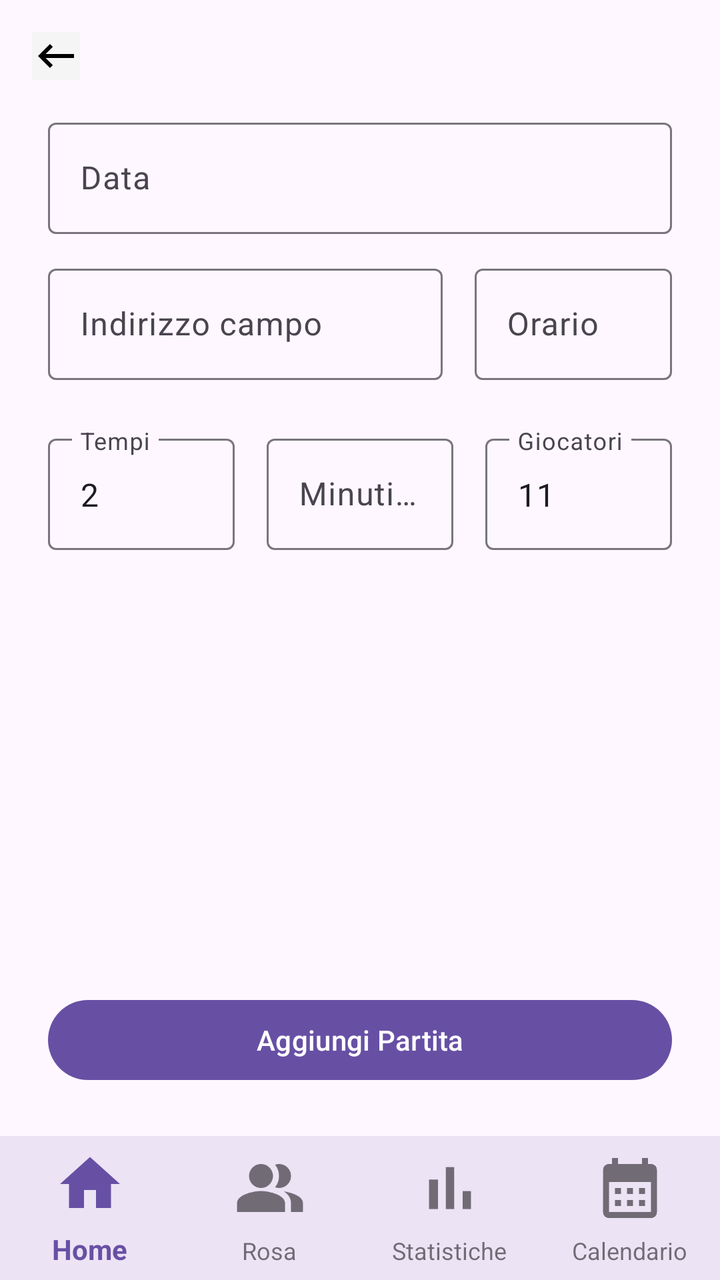
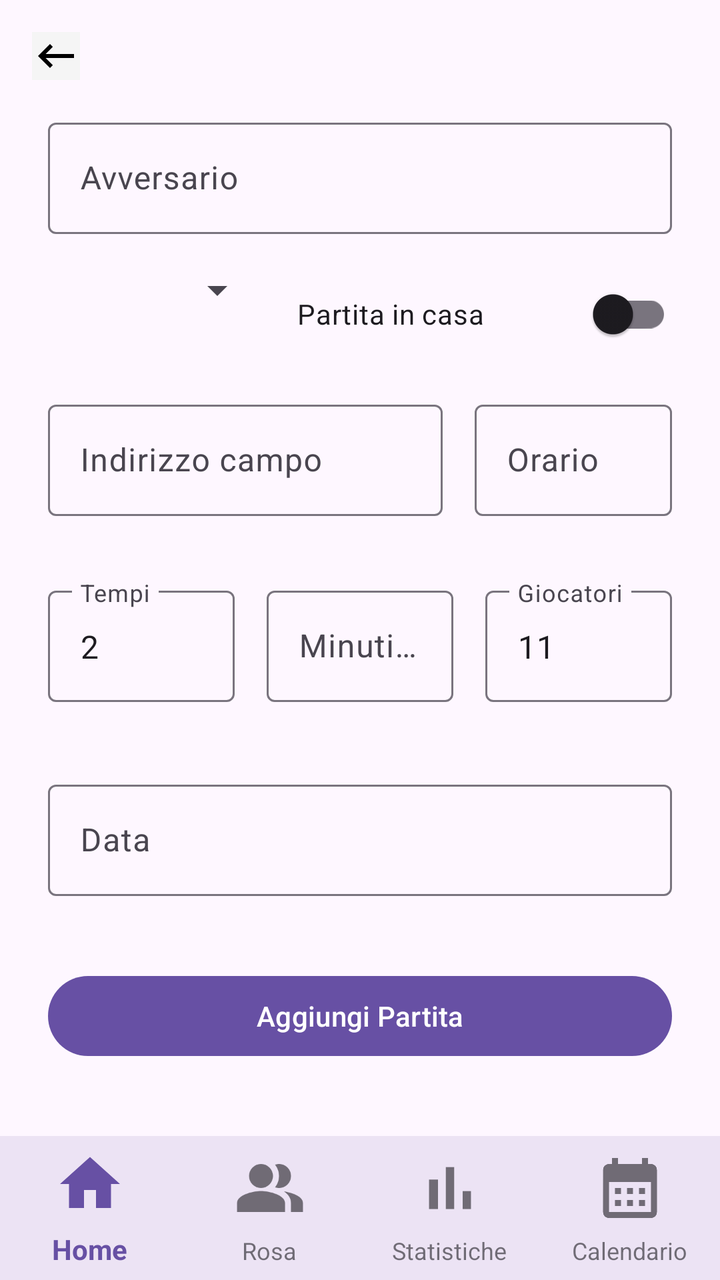

Two renders of the same Android screen: before a commit and after it. Below are the layout's source before the change and the commit's diff.
<!-- AndroidManifest.xml: application theme Theme.YouCoach -->
<!-- res/layout/activity_aggiungi_partita.xml -->
<?xml version="1.0" encoding="utf-8"?>
<androidx.constraintlayout.widget.ConstraintLayout
    xmlns:android="http://schemas.android.com/apk/res/android"
    xmlns:app="http://schemas.android.com/apk/res-auto"
    xmlns:tools="http://schemas.android.com/tools"
    android:layout_width="match_parent"
    android:layout_height="match_parent">

    <ImageButton
        android:id="@+id/back_button"
        android:layout_width="wrap_content"
        android:layout_height="wrap_content"
        android:layout_marginStart="16dp"
        android:layout_marginTop="16dp"
        android:background="@color/background_grey"
        android:src="@drawable/arrow_back"
        app:layout_constraintStart_toStartOf="parent"
        app:layout_constraintTop_toTopOf="parent" />



    <com.google.android.material.textfield.TextInputLayout
        android:id="@+id/inputData"
        android:layout_width="0dp"
        android:layout_height="wrap_content"
        android:hint="Data"
        app:layout_constraintTop_toBottomOf="@id/back_button"
        app:layout_constraintStart_toStartOf="parent"
        app:layout_constraintEnd_toEndOf="parent"
        android:layout_marginStart="24dp"
        android:layout_marginEnd="24dp"
        android:layout_marginTop="16dp">

        <EditText
            android:id="@+id/editTextData"
            android:layout_width="match_parent"
            android:layout_height="wrap_content"
            android:inputType="date" />
    </com.google.android.material.textfield.TextInputLayout>


    <LinearLayout
        android:id="@+id/layout_indirizzo_orario"
        android:layout_width="0dp"
        android:layout_height="wrap_content"
        android:orientation="horizontal"
        app:layout_constraintTop_toBottomOf="@+id/inputData"
        app:layout_constraintStart_toStartOf="parent"
        app:layout_constraintEnd_toEndOf="parent"
        android:layout_marginStart="24dp"
        android:layout_marginEnd="24dp"
        android:layout_marginTop="12dp">

        <com.google.android.material.textfield.TextInputLayout
            android:id="@+id/inputLuogo"
            android:layout_width="0dp"
            android:layout_height="wrap_content"
            android:layout_weight="2"
            android:hint="Indirizzo campo">

        <EditText
            android:id="@+id/editTextLuogo"
            android:layout_width="match_parent"
            android:layout_height="wrap_content"
            android:inputType="text" />
    </com.google.android.material.textfield.TextInputLayout>

    <com.google.android.material.textfield.TextInputLayout
        android:id="@+id/inputOrario"
        android:layout_width="0dp"
        android:layout_height="wrap_content"
        android:layout_weight="1"
        android:hint="Orario"
        android:layout_marginStart="16dp">

    <EditText
        android:id="@+id/editTextOrario"
        android:layout_width="match_parent"
        android:layout_height="wrap_content"
        android:inputType="time" />
    </com.google.android.material.textfield.TextInputLayout>
    </LinearLayout>


    <LinearLayout
        android:layout_width="0dp"
        android:layout_height="wrap_content"
        android:orientation="horizontal"
        app:layout_constraintTop_toBottomOf="@+id/layout_indirizzo_orario"
        app:layout_constraintStart_toStartOf="parent"
        app:layout_constraintEnd_toEndOf="parent"
        android:layout_marginStart="24dp"
        android:layout_marginEnd="24dp"
        android:layout_marginTop="24dp">

        
        <com.google.android.material.textfield.TextInputLayout
            android:id="@+id/inputNumTempi"
            android:layout_width="0dp"
            android:layout_height="wrap_content"
            android:layout_weight="1"
            android:hint="Tempi">

            <EditText
                android:id="@+id/editNumTempi"
                android:layout_width="match_parent"
                android:layout_height="wrap_content"
                android:inputType="number"
                android:text="2" /> 
        </com.google.android.material.textfield.TextInputLayout>

        
        <Space
            android:layout_width="16dp"
            android:layout_height="wrap_content" />

        
        <com.google.android.material.textfield.TextInputLayout
            android:id="@+id/inputMinutiPerTempo"
            android:layout_width="0dp"
            android:layout_height="wrap_content"
            android:layout_weight="1"
            android:hint="Minuti per tempo">

            <EditText
                android:id="@+id/editMinPerTempo"
                android:layout_width="match_parent"
                android:layout_height="wrap_content"
                android:inputType="number" />
        </com.google.android.material.textfield.TextInputLayout>

        
        <Space
            android:layout_width="16dp"
            android:layout_height="wrap_content" />

        
        <com.google.android.material.textfield.TextInputLayout
            android:id="@+id/inputNumeroGiocatori"
            android:layout_width="0dp"
            android:layout_height="wrap_content"
            android:layout_weight="1"
            android:hint="Giocatori">

            <EditText
                android:id="@+id/editNumGiocatori"
                android:layout_width="match_parent"
                android:layout_height="wrap_content"
                android:inputType="number"
                android:text="11" /> 
        </com.google.android.material.textfield.TextInputLayout>
    </LinearLayout>










    <Button
        android:id="@+id/buttonAggiungiPartita"

        android:layout_width="0dp"
        android:layout_height="wrap_content"
        android:text="Aggiungi Partita"
        app:layout_constraintBottom_toTopOf="@+id/bottom_navigation"
        app:layout_constraintStart_toStartOf="parent"
        app:layout_constraintEnd_toEndOf="parent"
        android:layout_marginBottom="24dp"
        android:layout_marginStart="24dp"
        android:layout_marginEnd="24dp"
        android:layout_marginTop="32dp" />

    <com.google.android.material.bottomnavigation.BottomNavigationView
        android:id="@+id/bottom_navigation"
        android:layout_width="0dp"
        android:layout_height="72dp"
        android:background="?android:attr/windowBackground"
        app:labelVisibilityMode="labeled"
        app:menu="@menu/bottom_nav_menu"
        style="@style/BottomNavigationViewStyle"
        app:layout_constraintBottom_toBottomOf="parent"
        app:layout_constraintStart_toStartOf="parent"
        app:layout_constraintEnd_toEndOf="parent" />

</androidx.constraintlayout.widget.ConstraintLayout>
<!-- resources referenced by this layout -->
<resources>
  <color name="background_grey">#F5F5F5</color>
  <!-- drawable arrow_back (drawable) -->
  <vector xmlns:android="http://schemas.android.com/apk/res/android" android:autoMirrored="true" android:height="24dp" android:tint="#000000" android:viewportHeight="24" android:viewportWidth="24" android:width="24dp">
        
      <path android:fillColor="@android:color/white" android:pathData="M21,11H6.83l3.58,-3.59L9,6l-6,6 6,6 1.41,-1.41L6.83,13H21z"/>
      
  </vector>
  <style name="BottomNavigationViewStyle" parent="Widget.MaterialComponents.BottomNavigationView">
          <item name="itemIconSize">36dp</item> 
          <item name="itemTextAppearanceActive">@style/ActiveTextStyle</item> 
          <item name="itemTextAppearanceInactive">@style/InactiveTextStyle</item> 
      </style>
  <style name="Theme.YouCoach" parent="Base.Theme.YouCoach" />
  <style name="ActiveTextStyle" parent="TextAppearance.AppCompat.Small">
          <item name="android:textSize">14sp</item>
      </style>
  <style name="InactiveTextStyle" parent="TextAppearance.AppCompat.Small">
          <item name="android:textSize">12sp</item>
      </style>
  <style name="Base.Theme.YouCoach" parent="Theme.Material3.DayNight.NoActionBar">
          
          
      </style>
</resources>

<!-- the commit's change to res/layout/activity_aggiungi_partita.xml (unified diff, before → after) -->
@@ -18,25 +18,58 @@
         app:layout_constraintTop_toTopOf="parent" />
 
 
-
     <com.google.android.material.textfield.TextInputLayout
-        android:id="@+id/inputData"
-        android:layout_width="0dp"
-        android:layout_height="wrap_content"
-        android:hint="Data"
-        app:layout_constraintTop_toBottomOf="@id/back_button"
+        android:id="@+id/inputAvversario"
+        android:layout_width="0dp"
+        android:layout_height="wrap_content"
+        android:layout_weight="2"
+        app:layout_constraintTop_toBottomOf="@+id/back_button"
+        app:layout_constraintStart_toStartOf="parent"
+        app:layout_constraintEnd_toEndOf="parent"
+        android:layout_marginStart="24dp"
+        android:layout_marginEnd="24dp"
+        android:layout_marginTop="16dp"
+        android:hint="Avversario">
+
+        <EditText
+            android:id="@+id/editTextAvversario"
+            android:layout_width="match_parent"
+            android:layout_height="wrap_content"
+            android:inputType="text" />
+    </com.google.android.material.textfield.TextInputLayout>
+
+
+    <LinearLayout
+        android:id="@+id/layout_competizione_casa"
+        android:layout_width="0dp"
+        android:layout_height="wrap_content"
+        android:orientation="horizontal"
+        app:layout_constraintTop_toBottomOf="@+id/inputAvversario"
         app:layout_constraintStart_toStartOf="parent"
         app:layout_constraintEnd_toEndOf="parent"
         android:layout_marginStart="24dp"
         android:layout_marginEnd="24dp"
         android:layout_marginTop="16dp">
 
-        <EditText
-            android:id="@+id/editTextData"
-            android:layout_width="match_parent"
-            android:layout_height="wrap_content"
-            android:inputType="date" />
-    </com.google.android.material.textfield.TextInputLayout>
+    <Spinner
+        android:id="@+id/spinnerCompetizione"
+        android:layout_width="0dp"
+        android:layout_height="wrap_content"
+        android:layout_weight="2"
+        android:prompt="competizione"
+        android:layout_marginEnd="16dp" />
+
+        <androidx.appcompat.widget.SwitchCompat
+            android:id="@+id/switchCasa"
+            android:layout_width="wrap_content"
+            android:layout_height="wrap_content"
+            android:layout_weight="1"
+            android:text="Partita in casa" />
+
+
+    </LinearLayout>
+
+
 
 
     <LinearLayout
@@ -44,12 +77,12 @@
         android:layout_width="0dp"
         android:layout_height="wrap_content"
         android:orientation="horizontal"
-        app:layout_constraintTop_toBottomOf="@+id/inputData"
-        app:layout_constraintStart_toStartOf="parent"
-        app:layout_constraintEnd_toEndOf="parent"
-        android:layout_marginStart="24dp"
-        android:layout_marginEnd="24dp"
-        android:layout_marginTop="12dp">
+        app:layout_constraintTop_toBottomOf="@+id/layout_competizione_casa"
+        app:layout_constraintStart_toStartOf="parent"
+        app:layout_constraintEnd_toEndOf="parent"
+        android:layout_marginStart="24dp"
+        android:layout_marginEnd="24dp"
+        android:layout_marginTop="16dp">
 
         <com.google.android.material.textfield.TextInputLayout
             android:id="@+id/inputLuogo"
@@ -83,6 +116,7 @@
 
 
     <LinearLayout
+        android:id="@+id/layout_tempi_giocatori"
         android:layout_width="0dp"
         android:layout_height="wrap_content"
         android:orientation="horizontal"
@@ -91,7 +125,7 @@
         app:layout_constraintEnd_toEndOf="parent"
         android:layout_marginStart="24dp"
         android:layout_marginEnd="24dp"
-        android:layout_marginTop="24dp">
+        android:layout_marginTop="32dp">
 
         
         <com.google.android.material.textfield.TextInputLayout
@@ -110,7 +144,7 @@
         </com.google.android.material.textfield.TextInputLayout>
 
         
-        <Space
+        <TextView
             android:layout_width="16dp"
             android:layout_height="wrap_content" />
 
@@ -130,7 +164,7 @@
         </com.google.android.material.textfield.TextInputLayout>
 
         
-        <Space
+        <TextView
             android:layout_width="16dp"
             android:layout_height="wrap_content" />
 
@@ -147,32 +181,42 @@
                 android:layout_width="match_parent"
                 android:layout_height="wrap_content"
                 android:inputType="number"
-                android:text="11" /> 
+                android:text="11" />
         </com.google.android.material.textfield.TextInputLayout>
     </LinearLayout>
 
 
-
-
-
-
-
-
+    <com.google.android.material.textfield.TextInputLayout
+        android:id="@+id/inputData"
+        android:layout_width="0dp"
+        android:layout_height="wrap_content"
+        android:hint="Data"
+        app:layout_constraintBottom_toTopOf="@+id/buttonAggiungiPartita"
+        app:layout_constraintTop_toBottomOf="@+id/layout_tempi_giocatori"
+        app:layout_constraintStart_toStartOf="parent"
+        app:layout_constraintEnd_toEndOf="parent"
+        android:layout_marginStart="24dp"
+        android:layout_marginEnd="24dp">
+
+        <EditText
+            android:id="@+id/editTextData"
+            android:layout_width="match_parent"
+            android:layout_height="wrap_content"
+            android:inputType="date" />
+    </com.google.android.material.textfield.TextInputLayout>
 
 
     <Button
         android:id="@+id/buttonAggiungiPartita"
-
         android:layout_width="0dp"
         android:layout_height="wrap_content"
         android:text="Aggiungi Partita"
         app:layout_constraintBottom_toTopOf="@+id/bottom_navigation"
-        app:layout_constraintStart_toStartOf="parent"
-        app:layout_constraintEnd_toEndOf="parent"
-        android:layout_marginBottom="24dp"
-        android:layout_marginStart="24dp"
-        android:layout_marginEnd="24dp"
-        android:layout_marginTop="32dp" />
+        app:layout_constraintTop_toBottomOf="@+id/inputData"
+        app:layout_constraintStart_toStartOf="parent"
+        app:layout_constraintEnd_toEndOf="parent"
+        android:layout_marginStart="24dp"
+        android:layout_marginEnd="24dp" />
 
     <com.google.android.material.bottomnavigation.BottomNavigationView
         android:id="@+id/bottom_navigation"
